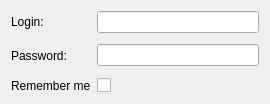
The window that src/corelibs/U2Gui/src/util/ui/AuthenticationWidget.ui (violethaze74/ugene) describes before a commit, drawn with Qt 5.
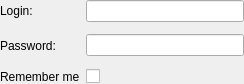
The same window after the commit.

Patch:
```diff
--- a/src/corelibs/U2Gui/src/util/ui/AuthenticationWidget.ui
+++ b/src/corelibs/U2Gui/src/util/ui/AuthenticationWidget.ui
@@ -6,14 +6,17 @@
    <rect>
     <x>0</x>
     <y>0</y>
-    <width>270</width>
-    <height>104</height>
+    <width>244</width>
+    <height>84</height>
    </rect>
   </property>
   <property name="windowTitle">
    <string>Authentication</string>
   </property>
   <layout class="QGridLayout" name="gridLayout">
+   <property name="margin">
+    <number>0</number>
+   </property>
    <item row="0" column="1" colspan="3">
     <widget class="QLineEdit" name="leLogin"/>
    </item>
```
